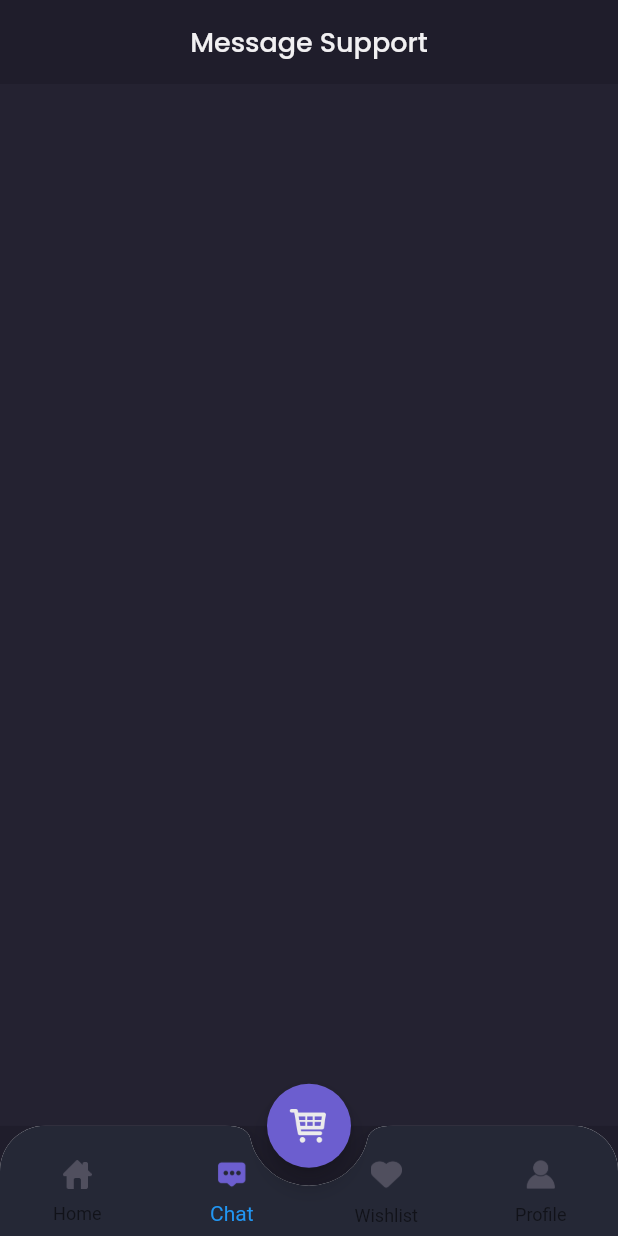
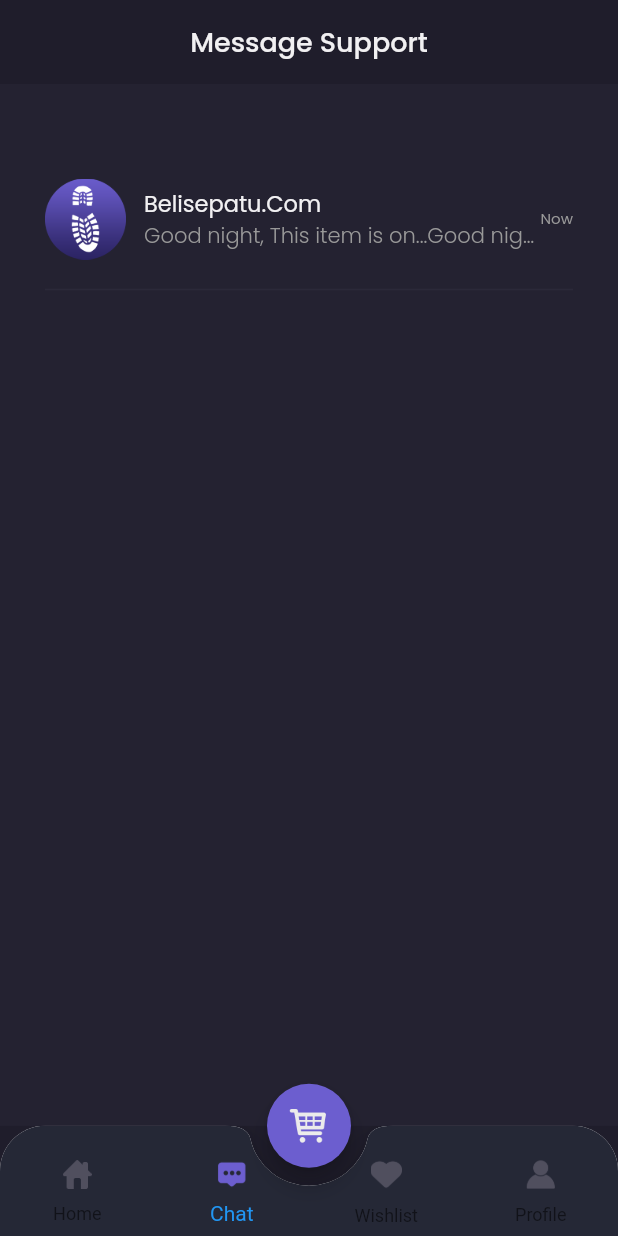
Before and after one commit to jesronmarudut/e-commerce, a Flutter app: the MainPage screen opened by its route, item 2 of the bottom bar chosen, on a phone screen of 412 x 824 dp. Run offline on Flutter 3.47's test engine with Material 2 defaults, Android fonts, the phone set to English and light mode, and no system bars; our stand-ins replace google_fonts.

Commit message:
Chat Page Bagian Content

```diff
--- a/lib/pages/home/chat_page.dart
+++ b/lib/pages/home/chat_page.dart
@@ -1,4 +1,5 @@
 import 'package:flutter/material.dart';
+import 'package:sepatu/pages/widgets/chat_tile.dart';
 import 'package:sepatu/theme.dart';
 
 class ChatPage extends StatelessWidget {
@@ -91,7 +92,11 @@ class ChatPage extends StatelessWidget {
               horizontal: defaultMargin,
               vertical: defaultMargin,
             ),
-            )),
+            children: [
+              ChatTile(),
+            ],
+          ),
+        ),
       );
     }
 
--- /dev/null
+++ b/lib/pages/widgets/chat_tile.dart
@@ -0,0 +1,59 @@
+import 'package:flutter/material.dart';
+import 'package:sepatu/theme.dart';
+
+class ChatTile extends StatelessWidget {
+  @override
+  Widget build(BuildContext context) {
+    return Container(
+      margin: EdgeInsets.only(top: 33),
+      child: Column(
+        children: [
+          Row(
+            children: [
+              Image.asset(
+                'assets/image_shop_logo.png',
+                width: 54,
+              ),
+              SizedBox(
+                width: 12,
+              ),
+              Expanded(
+                child: Column(
+                  crossAxisAlignment: CrossAxisAlignment.start,
+                  children: [
+                    Text(
+                      'Belisepatu.Com',
+                      style: primaryTextStyle.copyWith(
+                        fontSize: 15,
+                      ),
+                    ),
+                    Text(
+                      'Good night, This item is on...Good night, This item is on...',
+                      style: secondaryTextStyle.copyWith(
+                        fontWeight: light,
+                      ),
+                      overflow: TextOverflow.ellipsis,
+                    ),
+                  ],
+                ),
+              ),
+              Text(
+                'Now',
+                style: secondaryTextStyle.copyWith(
+                  fontSize: 10,
+                ),
+              ),
+            ],
+          ),
+          SizedBox(
+            height: 12,
+          ),
+          Divider(
+            thickness: 1,
+            color: Color(0xff2B2939),
+          ),
+        ],
+      ),
+    );
+  }
+}
```
Also changed, not shown: assets/image_shop_logo.png, assets/image_shop_logo_online.png. Lines whose indentation alone changed are shown as unchanged.
